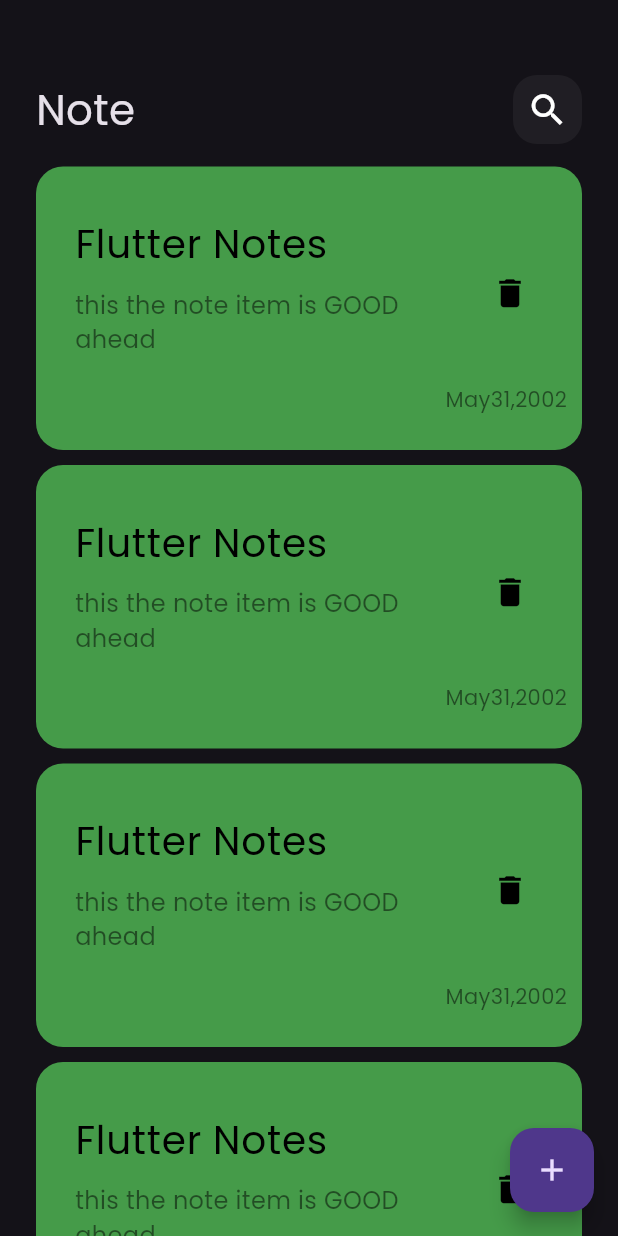
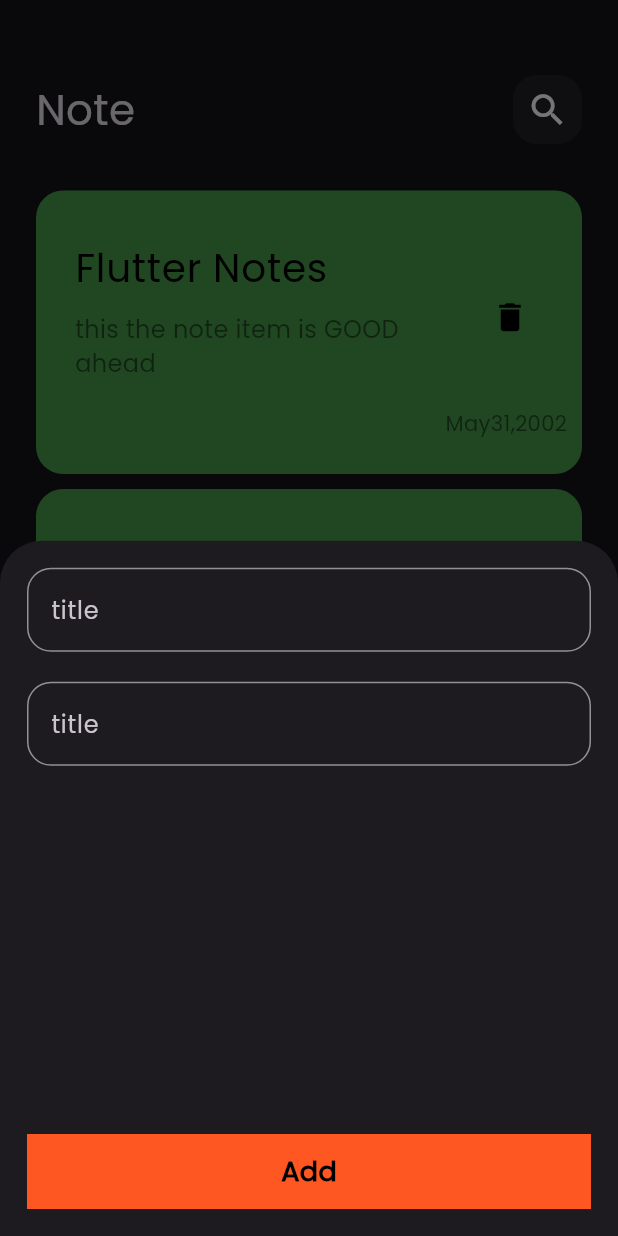
Before and after one commit to a7medAlqal3awyi/notes_app, a Flutter app: the screen it shows after launch, after a tap on the "add" icon, on a phone screen of 412 x 824 dp. Run offline on Flutter 3.47's test engine with Material 2 defaults, Android fonts, the phone set to English and light mode, and no system bars.

Commit message:
Add Note Button

```diff
--- a/lib/view/screens/note_screen.dart
+++ b/lib/view/screens/note_screen.dart
@@ -1,5 +1,6 @@
 import 'package:flutter/material.dart';
 
+import '../widgets/add_note_button.dart';
 import '../widgets/notes_body.dart';
 
 class NoteScreen extends StatelessWidget {
@@ -10,7 +11,10 @@ class NoteScreen extends StatelessWidget {
     return Scaffold(
       body: const NotesViewBody(),
       floatingActionButton: FloatingActionButton(
-        onPressed: () {},
+        onPressed: () {
+          showModalBottomSheet(
+              context: context, builder: (context) => const AddNoteButton());
+        },
         child: const Icon(Icons.add),
       ),
     );
--- /dev/null
+++ b/lib/view/widgets/add_note_button.dart
@@ -0,0 +1,49 @@
+import 'package:flutter/material.dart';
+class AddNoteButton extends StatelessWidget {
+  const AddNoteButton({super.key});
+
+  @override
+  Widget build(BuildContext context) {
+    return Container(
+      padding: const EdgeInsets.all(18),
+      child: Column(
+        children: [
+          TextFormField(
+            decoration: InputDecoration(
+                labelText: "title",
+                border: OutlineInputBorder(
+                  borderRadius: BorderRadius.circular(16),
+                )),
+          ),
+          const SizedBox(
+            height: 20,
+          ),
+          TextFormField(
+            decoration: InputDecoration(
+                labelText: "title",
+                border: OutlineInputBorder(
+                  borderRadius: BorderRadius.circular(16),
+                )),
+          ),
+          const Spacer(),
+          Container(
+            padding: const EdgeInsets.all(10),
+            height: 50,
+            decoration: const BoxDecoration(
+              color: Colors.deepOrange,
+            ),
+            width: double.infinity,
+            child: const Center(
+                child: Text(
+                  "Add",
+                  style: TextStyle(
+                      fontSize: 18,
+                      color: Colors.black,
+                      fontWeight: FontWeight.w700),
+                )),
+          )
+        ],
+      ),
+    );
+  }
+}
--- a/lib/view/widgets/note_list_veiw.dart
+++ b/lib/view/widgets/note_list_veiw.dart
@@ -6,11 +6,15 @@ class NoteListView extends StatelessWidget {
 
   @override
   Widget build(BuildContext context) {
-    return ListView.builder(
-      itemCount: 10,
-      itemBuilder: (context, index) => const Padding(
-        padding: EdgeInsets.symmetric(vertical: 5.0),
-        child: NoteItem(),
+    return Padding(
+      padding: const EdgeInsets.symmetric(vertical: 16.0),
+      child: ListView.builder(
+        padding: EdgeInsets.zero,
+        itemCount: 10,
+        itemBuilder: (context, index) => const Padding(
+          padding: EdgeInsets.symmetric(vertical: 5.0),
+          child: NoteItem(),
+        ),
       ),
     );
   }
```
